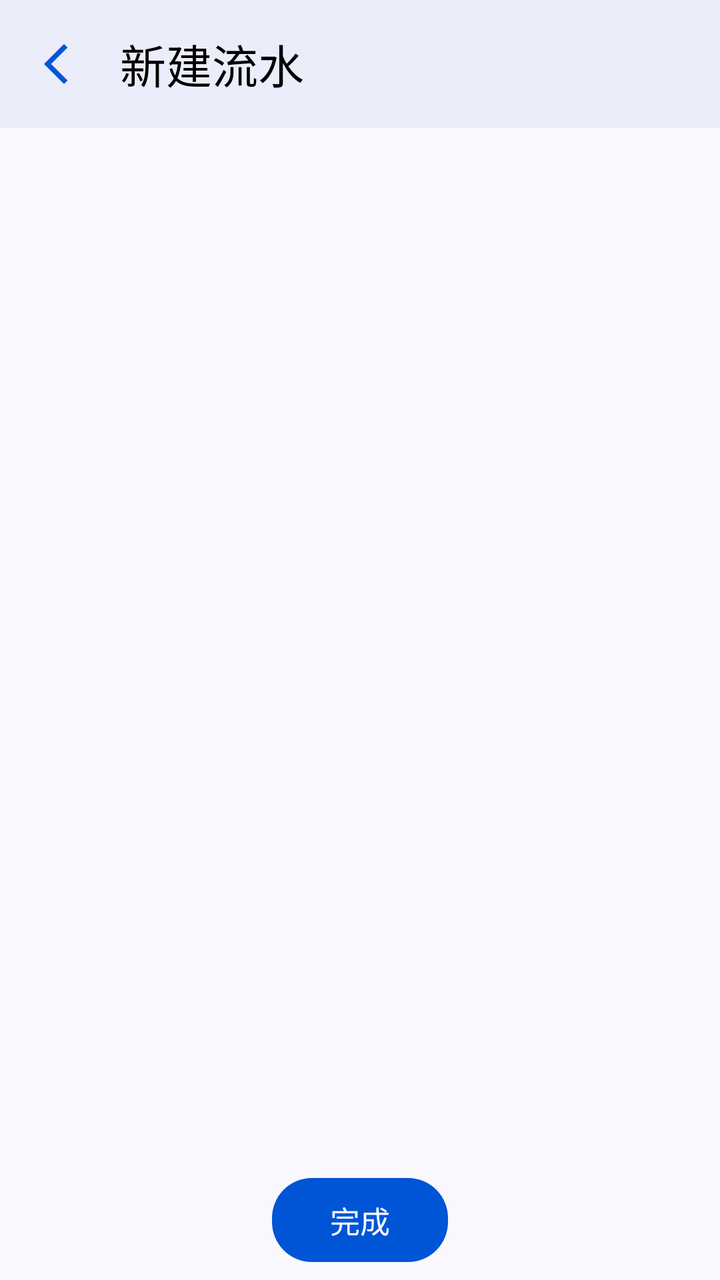
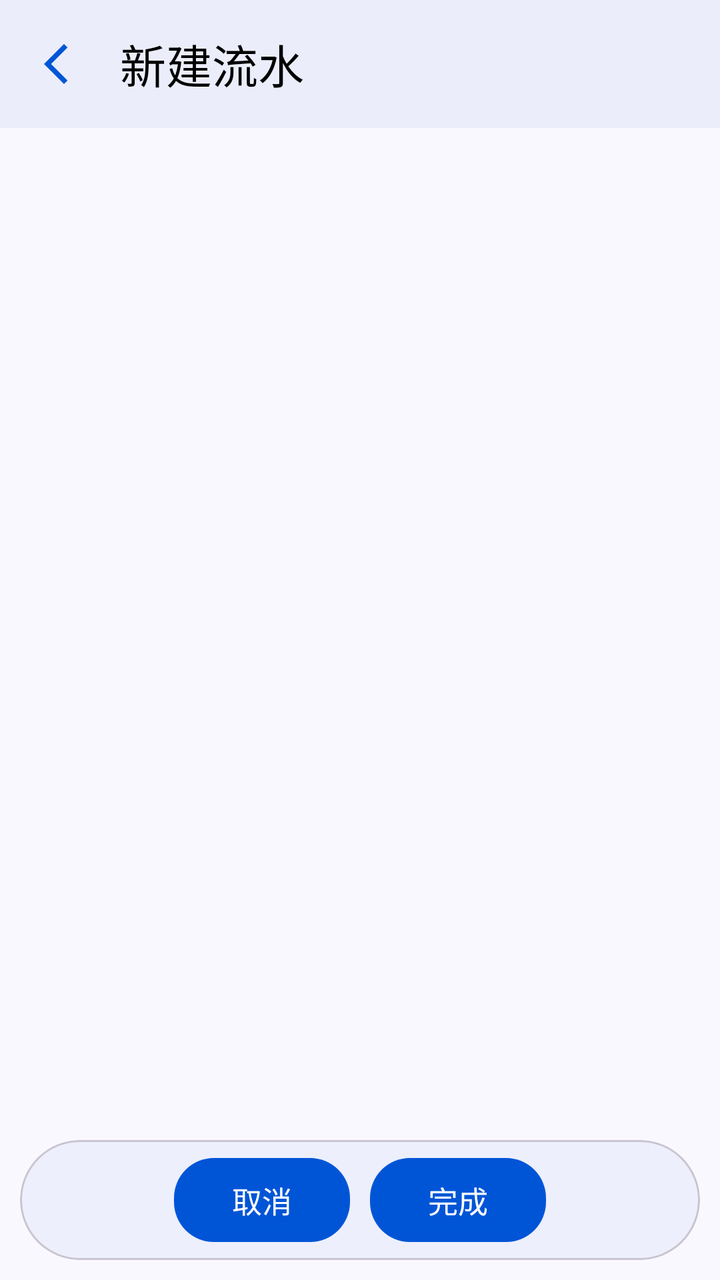

Compare the two renders of this Android layout. The source of the first and the diff that turns it into the second are given below.
<!-- AndroidManifest.xml: application theme Theme.ProjectManager -->
<!-- res/layout/activity_new_running_account.xml -->
<?xml version="1.0" encoding="utf-8"?>
<androidx.constraintlayout.widget.ConstraintLayout xmlns:android="http://schemas.android.com/apk/res/android"
    xmlns:app="http://schemas.android.com/apk/res-auto"
    xmlns:tools="http://schemas.android.com/tools"
    style="@style/PageStyle"
    android:layout_width="match_parent"
    android:layout_height="match_parent"
    tools:context=".ui.bookkeeping.running_account_edit.new_running_account.NewRunningAccountActivity">

    <com.google.android.material.appbar.MaterialToolbar
        android:id="@+id/toolbar"
        android:layout_width="match_parent"
        android:layout_height="?attr/actionBarSize"
        app:layout_constraintTop_toTopOf="parent"
        app:navigationIcon="@drawable/baseline_arrow_back_ios_new_24"
        app:title="@string/new_running_account" />

    <com.google.android.material.tabs.TabLayout
        android:id="@+id/new_running_account_tab_layout"
        style="@style/TabLayoutStyle"
        android:layout_width="match_parent"
        android:layout_height="wrap_content"
        app:layout_constraintTop_toBottomOf="@+id/toolbar"
        app:tabMode="scrollable" />

    <androidx.viewpager2.widget.ViewPager2
        android:id="@+id/new_running_account_pager"
        android:layout_width="match_parent"
        android:layout_height="0dp"
        app:layout_constraintBottom_toTopOf="@+id/finish_btn"
        app:layout_constraintTop_toBottomOf="@+id/new_running_account_tab_layout" />

    <com.google.android.material.button.MaterialButton
        android:id="@+id/finish_btn"
        style="@style/BtnStyle"
        android:layout_width="wrap_content"
        android:layout_height="wrap_content"
        android:text="@string/finish"
        app:layout_constraintBottom_toBottomOf="parent"
        app:layout_constraintEnd_toEndOf="parent"
        app:layout_constraintStart_toStartOf="parent" />

</androidx.constraintlayout.widget.ConstraintLayout>
<!-- resources referenced by this layout -->
<resources>
  <!-- drawable baseline_arrow_back_ios_new_24 (drawable) -->
  <vector xmlns:android="http://schemas.android.com/apk/res/android" android:height="24dp" android:tint="#000000" android:viewportHeight="24" android:viewportWidth="24" android:width="24dp">
        
      <path android:fillColor="@android:color/white" android:pathData="M17.77,3.77l-1.77,-1.77l-10,10l10,10l1.77,-1.77l-8.23,-8.23z"/>
      
  </vector>
  <string name="finish">完成</string>
  <string name="new_running_account">新建流水</string>
  <style name="BtnStyle" parent="Widget.Material3.Button">
          <item name="backgroundTint">@color/theme_blue</item>
          <item name="android:textColor">@color/white</item>
          <item name="android:textSize">15sp</item>
          <item name="cornerRadius">20dp</item>
          <item name="android:layout_margin">5dp</item>
          <item name="android:padding">10dp</item>
      </style>
  <style name="PageStyle">
          <item name="android:fitsSystemWindows">true</item>
          <item name="android:background">@color/page_background</item>
      </style>
  <style name="TabLayoutStyle" parent="android:Widget">
          <item name="android:background">@color/page_background</item>
          <item name="tabTextColor">@color/tab_layout_selector</item>
          <item name="tabIndicatorColor">@color/theme_blue</item>
          <item name="tabRippleColor">@color/ripple</item>
      </style>
  <style name="Theme.ProjectManager" parent="Theme.Material3.DayNight.NoActionBar">
          
          <item name="colorPrimary">@color/theme_blue</item>
          <item name="colorPrimaryVariant">@color/theme_blue_variant</item>
          <item name="colorOnPrimary">@color/white</item>
          
          <item name="colorSecondary">@color/teal_200</item>
          <item name="colorSecondaryVariant">@color/teal_700</item>
          <item name="colorOnSecondary">@color/black</item>
          
          <item name="android:statusBarColor">@color/page_background</item>
          
          <item name="toolbarStyle">@style/ToolBarStyle</item>
          <item name="drawableTint">@color/theme_blue</item>
          <item name="colorControlActivated">@color/theme_blue</item>
          <item name="android:windowLightStatusBar">true</item>
      </style>
  <color name="theme_blue">#0055d6</color>
  <color name="white">#FFFFFFFF</color>
  <color name="page_background">#f9f8fe</color>
  <color name="ripple">#e0e2ef</color>
  <color name="theme_blue_variant">#dae1fe</color>
  <color name="teal_200">#FF03DAC5</color>
  <color name="teal_700">#FF018786</color>
  <color name="black">#FF000000</color>
  <style name="ToolBarStyle" parent="Widget.Material3.Toolbar">
          <item name="android:background">@color/toolbar_background</item>
          <item name="navigationIconTint">@color/theme_blue</item>
          <item name="contentInsetStart">10dp</item>
          <item name="titleTextAppearance">@style/TitleStyle</item>
      </style>
  <color name="toolbar_background">#ebedfa</color>
  <style name="TitleStyle">
          <item name="android:textSize">23sp</item>
          <item name="android:textColor">@color/black</item>
      </style>
</resources>

<!-- the commit's change to res/layout/activity_new_running_account.xml (unified diff, before → after) -->
@@ -27,17 +27,35 @@
         android:id="@+id/new_running_account_pager"
         android:layout_width="match_parent"
         android:layout_height="0dp"
-        app:layout_constraintBottom_toTopOf="@+id/finish_btn"
+        app:layout_constraintBottom_toTopOf="@+id/btn_card_view"
         app:layout_constraintTop_toBottomOf="@+id/new_running_account_tab_layout" />
 
-    <com.google.android.material.button.MaterialButton
-        android:id="@+id/finish_btn"
-        style="@style/BtnStyle"
-        android:layout_width="wrap_content"
+    <com.google.android.material.card.MaterialCardView
+        android:id="@+id/btn_card_view"
+        style="@style/RoundCardStyle"
+        android:layout_width="match_parent"
         android:layout_height="wrap_content"
-        android:text="@string/finish"
-        app:layout_constraintBottom_toBottomOf="parent"
-        app:layout_constraintEnd_toEndOf="parent"
-        app:layout_constraintStart_toStartOf="parent" />
+        app:layout_constraintBottom_toBottomOf="parent">
 
+        <LinearLayout
+            android:layout_width="match_parent"
+            android:layout_height="match_parent"
+            android:gravity="center"
+            android:orientation="horizontal">
+
+            <com.google.android.material.button.MaterialButton
+                android:id="@+id/cancel_btn"
+                style="@style/BtnStyle"
+                android:layout_width="wrap_content"
+                android:layout_height="wrap_content"
+                android:text="@string/cancel" />
+
+            <com.google.android.material.button.MaterialButton
+                android:id="@+id/finish_btn"
+                style="@style/BtnStyle"
+                android:layout_width="wrap_content"
+                android:layout_height="wrap_content"
+                android:text="@string/finish" />
+        </LinearLayout>
+    </com.google.android.material.card.MaterialCardView>
 </androidx.constraintlayout.widget.ConstraintLayout>
<!-- resource entries referenced after the edit -->
@@ -6,6 +6,7 @@
       <path android:fillColor="@android:color/white" android:pathData="M17.77,3.77l-1.77,-1.77l-10,10l10,10l1.77,-1.77l-8.23,-8.23z"/>
       
   </vector>
+  <string name="cancel">取消</string>
   <string name="finish">完成</string>
   <string name="new_running_account">新建流水</string>
   <style name="BtnStyle" parent="Widget.Material3.Button">
@@ -19,6 +20,11 @@
   <style name="PageStyle">
           <item name="android:fitsSystemWindows">true</item>
           <item name="android:background">@color/page_background</item>
+      </style>
+  <style name="RoundCardStyle">
+          <item name="cardBackgroundColor">@color/card_background</item>
+          <item name="cardCornerRadius">50dp</item>
+          <item name="android:layout_margin">10dp</item>
       </style>
   <style name="TabLayoutStyle" parent="android:Widget">
           <item name="android:background">@color/page_background</item>
@@ -46,6 +52,7 @@
   <color name="theme_blue">#0055d6</color>
   <color name="white">#FFFFFFFF</color>
   <color name="page_background">#f9f8fe</color>
+  <color name="card_background">#edeffc</color>
   <color name="ripple">#e0e2ef</color>
   <color name="theme_blue_variant">#dae1fe</color>
   <color name="teal_200">#FF03DAC5</color>
